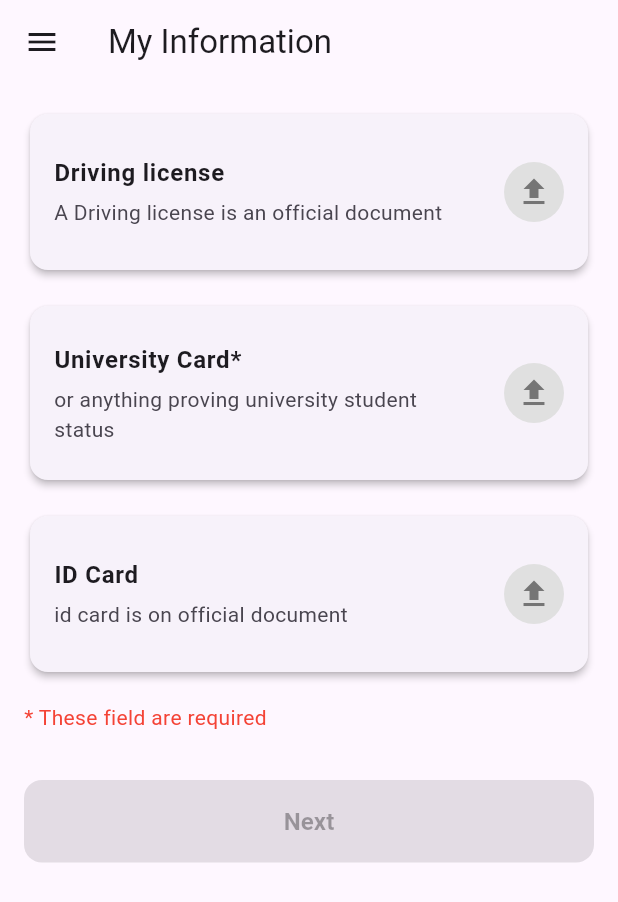
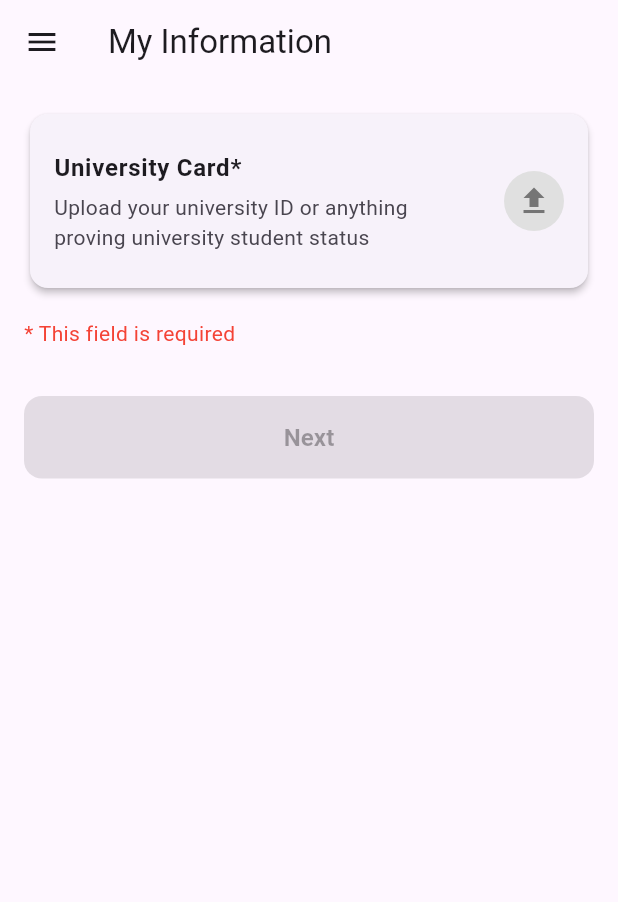
Before and after one commit to devZiyad/UniPool, a Flutter app: the MyInformationScreen screen opened by its route, on a phone screen of 412 x 824 dp. Shown: the top 902 px of the screen. Run offline on Flutter 3.47's test engine with Material 3 defaults, Android fonts, the phone set to English and light mode, and no system bars; our stand-ins replace flutter_map, flutter_secure_storage, geolocator, image_picker, latlong2, shared_preferences; missing offline and left inert: flutter_map_cancellable_tile_provider; accounts and stored records are empty; network calls fail.

Commit message:
image uploads added

```diff
--- a/2flutter/second_project/lib/screens/auth/my_information_screen.dart
+++ b/2flutter/second_project/lib/screens/auth/my_information_screen.dart
@@ -1,6 +1,6 @@
 import 'package:flutter/material.dart';
 import 'package:image_picker/image_picker.dart';
-import 'dart:io';
+import '../../services/user_service.dart';
 
 class MyInformationScreen extends StatefulWidget {
   const MyInformationScreen({super.key});
@@ -11,11 +11,8 @@ class MyInformationScreen extends StatefulWidget {
 
 class _MyInformationScreenState extends State<MyInformationScreen> {
   final ImagePicker _picker = ImagePicker();
-  Map<String, File?> _uploadedDocuments = {
-    'driving_license': null,
-    'university_card': null,
-    'id_card': null,
-  };
+  final Map<String, XFile?> _uploadedDocuments = {'university_card': null};
+  final Map<String, bool> _uploadingStatus = {'university_card': false};
 
   Future<void> _showUploadOptions(String documentType) async {
     showModalBottomSheet(
@@ -66,24 +63,57 @@ class _MyInformationScreenState extends State<MyInformationScreen> {
     try {
       final XFile? image = await _picker.pickImage(source: source);
       if (image != null) {
+        // Store the XFile directly (works on both mobile and web)
         setState(() {
-          _uploadedDocuments[documentType] = File(image.path);
+          _uploadedDocuments[documentType] = image;
+          _uploadingStatus[documentType] = true;
         });
-        // TODO: Upload to backend
+
+        try {
+          // Upload to backend - only university card is required
+          if (documentType == 'university_card') {
+            await UserService.uploadUniversityId(image);
+            if (mounted) {
+              ScaffoldMessenger.of(context).showSnackBar(
+                const SnackBar(
+                  content: Text('University ID uploaded successfully'),
+                  backgroundColor: Colors.green,
+                ),
+              );
+            }
+          }
+        } catch (e) {
+          if (mounted) {
+            ScaffoldMessenger.of(context).showSnackBar(
+              SnackBar(
+                content: Text('Error uploading image: $e'),
+                backgroundColor: Colors.red,
+              ),
+            );
+            // Remove the file if upload failed
+            setState(() {
+              _uploadedDocuments[documentType] = null;
+            });
+          }
+        } finally {
+          if (mounted) {
+            setState(() {
+              _uploadingStatus[documentType] = false;
+            });
+          }
+        }
       }
     } catch (e) {
       if (mounted) {
         ScaffoldMessenger.of(
           context,
-        ).showSnackBar(SnackBar(content: Text('Error: $e')));
+        ).showSnackBar(SnackBar(content: Text('Error picking image: $e')));
       }
     }
   }
 
   bool get _allRequiredUploaded {
-    return _uploadedDocuments['driving_license'] != null &&
-        _uploadedDocuments['university_card'] != null &&
-        _uploadedDocuments['id_card'] != null;
+    return _uploadedDocuments['university_card'] != null;
   }
 
   @override
@@ -104,28 +134,14 @@ class _MyInformationScreenState extends State<MyInformationScreen> {
           crossAxisAlignment: CrossAxisAlignment.stretch,
           children: [
             _buildDocumentCard(
-              'Driving license',
-              'A Driving license is an official document',
-              'driving_license',
-              required: true,
-            ),
-            const SizedBox(height: 16),
-            _buildDocumentCard(
               'University Card*',
-              'or anything proving university student status',
+              'Upload your university ID or anything proving university student status',
               'university_card',
               required: true,
             ),
             const SizedBox(height: 16),
-            _buildDocumentCard(
-              'ID Card',
-              'id card is on official document',
-              'id_card',
-              required: false,
-            ),
-            const SizedBox(height: 16),
             const Text(
-              '* These field are required',
+              '* This field is required',
               style: TextStyle(color: Colors.red, fontSize: 14),
             ),
             const SizedBox(height: 32),
@@ -161,6 +177,7 @@ class _MyInformationScreenState extends State<MyInformationScreen> {
     required bool required,
   }) {
     final isUploaded = _uploadedDocuments[documentType] != null;
+    final isUploading = _uploadingStatus[documentType] ?? false;
 
     return Card(
       elevation: 2,
@@ -176,17 +193,30 @@ class _MyInformationScreenState extends State<MyInformationScreen> {
           child: Text(description),
         ),
         trailing: GestureDetector(
-          onTap: () => _showUploadOptions(documentType),
+          onTap: isUploading ? null : () => _showUploadOptions(documentType),
           child: Container(
             padding: const EdgeInsets.all(8),
             decoration: BoxDecoration(
-              color: isUploaded ? Colors.green : Colors.grey[300],
+              color: isUploading
+                  ? Colors.blue
+                  : isUploaded
+                  ? Colors.green
+                  : Colors.grey[300],
               shape: BoxShape.circle,
             ),
-            child: Icon(
-              isUploaded ? Icons.check : Icons.upload,
-              color: isUploaded ? Colors.white : Colors.grey[600],
-            ),
+            child: isUploading
+                ? const SizedBox(
+                    width: 20,
+                    height: 20,
+                    child: CircularProgressIndicator(
+                      strokeWidth: 2,
+                      valueColor: AlwaysStoppedAnimation<Color>(Colors.white),
+                    ),
+                  )
+                : Icon(
+                    isUploaded ? Icons.check : Icons.upload,
+                    color: isUploaded ? Colors.white : Colors.grey[600],
+                  ),
           ),
         ),
       ),
--- a/2flutter/second_project/lib/screens/driver/driver_navigation_screen.dart
+++ b/2flutter/second_project/lib/screens/driver/driver_navigation_screen.dart
@@ -15,8 +15,6 @@ class DriverNavigationScreen extends StatefulWidget {
 }
 
 class _DriverNavigationScreenState extends State<DriverNavigationScreen> {
-  MapController? _mapController;
-
   @override
   void initState() {
     super.initState();
@@ -34,9 +32,6 @@ class _DriverNavigationScreenState extends State<DriverNavigationScreen> {
               widget.ride.pickupLongitude,
             ),
             zoom: 14,
-            onMapCreated: (controller) {
-              _mapController = controller;
-            },
             markers: [
               Marker(
                 point: LatLng(
--- a/2flutter/second_project/lib/screens/rider/rider_live_tracking_screen.dart
+++ b/2flutter/second_project/lib/screens/rider/rider_live_tracking_screen.dart
@@ -16,7 +16,6 @@ class RiderLiveTrackingScreen extends StatefulWidget {
 }
 
 class _RiderLiveTrackingScreenState extends State<RiderLiveTrackingScreen> {
-  MapController? _mapController;
   LatLng? _driverLocation;
 
   @override
@@ -52,9 +51,6 @@ class _RiderLiveTrackingScreenState extends State<RiderLiveTrackingScreen> {
               widget.ride.pickupLongitude,
             ),
             zoom: 14,
-            onMapCreated: (controller) {
-              _mapController = controller;
-            },
             markers: [
               if (_driverLocation != null)
                 Marker(
```
Also changed, not shown: 2flutter/second_project/lib/screens/rider/rider_pending_approval_screen.dart (+3 -7 lines), 2flutter/second_project/lib/services/user_service.dart (+57 -0 lines), 1 other file.
